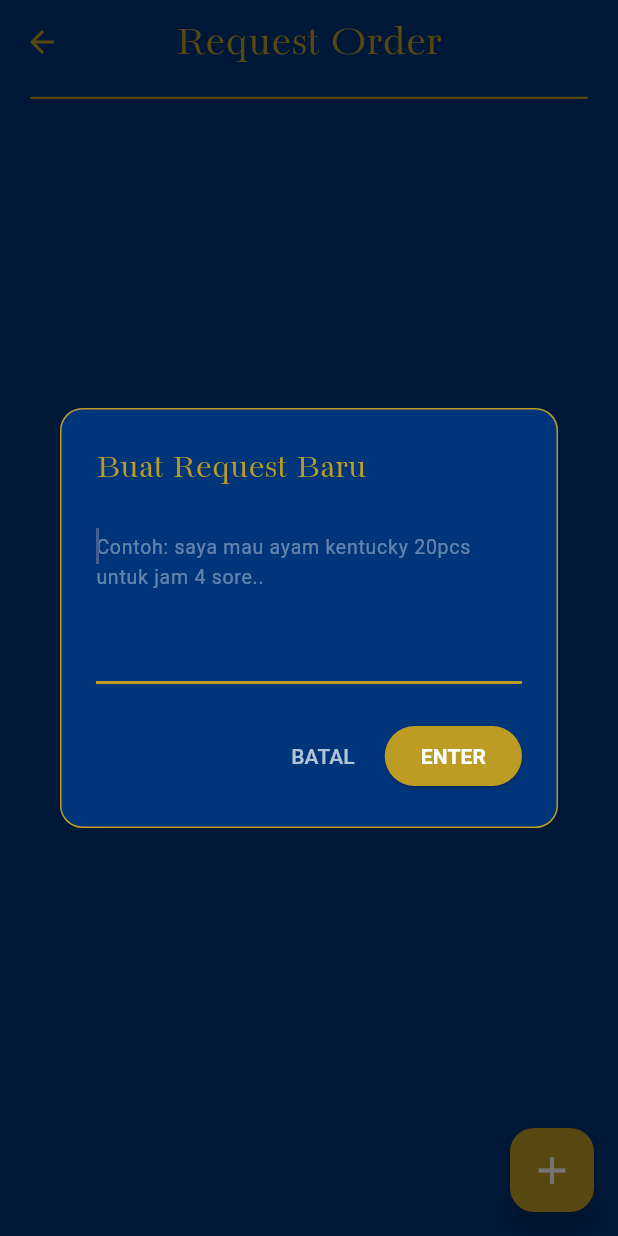
After one commit to Horararawr/alhaqkitchen, a Flutter app: the RequestOrder screen opened directly, after a tap on the "add" icon, on a phone screen of 412 x 824 dp. The commit adds this screen. Run offline on Flutter 3.47's test engine with Material 3 defaults, Android fonts, the phone set to English and light mode, and no system bars; our stand-ins replace image_picker, shared_preferences, sqflite; accounts and stored records are empty.

Commit message:
al haq connect v1.1

```diff
--- a/lib/database/sqflite.dart
+++ b/lib/database/sqflite.dart
@@ -13,7 +13,6 @@ class DBHelper {
 
   static Future<Database> _initDB() async {
     final dbPath = await getDatabasesPath();
-    // Pake nama baru biar skema 'pelanggan' otomatis ke-create
     return openDatabase(
       join(dbPath, 'alhaq_final_fix.db'),
       version: 1,
@@ -28,7 +27,7 @@ class DBHelper {
           )
         ''');
 
-        // Tabel Profile (Pakai 'nama' sesuai error di log lo)
+        // Tabel Profile
         await db.execute('''
           CREATE TABLE pelanggan (
             id INTEGER PRIMARY KEY AUTOINCREMENT,
@@ -53,15 +52,23 @@ class DBHelper {
             notes TEXT
           )
         ''');
+
+        // --- TAMBAHAN TABEL REQUEST ORDER ---
+        await db.execute('''
+          CREATE TABLE request_orders (
+            id INTEGER PRIMARY KEY AUTOINCREMENT,
+            content TEXT
+          )
+        ''');
       },
     );
   }
 
+  // --- FUNGSI AUTH & PROFILE ---
   static Future<bool> registerUser(UserModel user) async {
     final db = await DBHelper.database;
     try {
       await db.insert('user', user.toMap());
-      // Inisialisasi profile pelanggan pas daftar
       await db.insert('pelanggan', {
         'email': user.email,
         'nama': user.name ?? 'User Al-Haq',
@@ -94,31 +101,43 @@ class DBHelper {
 
   static Future<void> saveProfile(String email, String name, String foto, String noHp, String alamat) async {
     final db = await DBHelper.database;
-    // Fix argumen: pastiin semua kolom (email, nama, foto, noHp, alamat) terisi
     await db.insert(
       'pelanggan',
-      {
-        'email': email,
-        'nama': name,
-        'foto': foto,
-        'noHp': noHp,
-        'alamat': alamat
-      },
+      {'email': email, 'nama': name, 'foto': foto, 'noHp': noHp, 'alamat': alamat},
       conflictAlgorithm: ConflictAlgorithm.replace
     );
   }
 
+  // --- FUNGSI CART ---
   static Future<void> insertCartItem(Map<String, dynamic> item) async {
     final db = await DBHelper.database;
-    await db.insert(
-      'cart',
-      item,
-      conflictAlgorithm: ConflictAlgorithm.replace
-    );
+    await db.insert('cart', item, conflictAlgorithm: ConflictAlgorithm.replace);
   }
 
   static Future<List<Map<String, dynamic>>> getCartItems() async {
     final db = await DBHelper.database;
     return await db.query('cart', orderBy: 'id DESC');
   }
+
+  // --- FUNGSI GENERIC CRUD (Bisa dipake Request Order & Fitur lain) ---
+
+  static Future<int> insert(String table, Map<String, dynamic> data) async {
+    final db = await DBHelper.database;
+    return await db.insert(table, data);
+  }
+
+  static Future<List<Map<String, dynamic>>> getData(String table) async {
+    final db = await DBHelper.database;
+    return await db.query(table, orderBy: 'id DESC');
+  }
+
+  static Future<int> update(String table, int id, Map<String, dynamic> data) async {
+    final db = await DBHelper.database;
+    return await db.update(table, data, where: 'id = ?', whereArgs: [id]);
+  }
+
+  static Future<int> delete(String table, int id) async {
+    final db = await DBHelper.database;
+    return await db.delete(table, where: 'id = ?', whereArgs: [id]);
+  }
 }
--- /dev/null
+++ b/lib/views/menu/requestorder.dart
@@ -0,0 +1,189 @@
+import 'package:flutter/material.dart';
+import 'package:alhaqkitchen/database/sqflite.dart'; // Pastiin path ini bener
+
+class RequestOrder extends StatefulWidget {
+  const RequestOrder({super.key});
+
+  @override
+  State<RequestOrder> createState() => _RequestOrderState();
+}
+
+class _RequestOrderState extends State<RequestOrder> {
+  final TextEditingController _controller = TextEditingController();
+  List<Map<String, dynamic>> _requests = [];
+  bool _isLoading = true;
+
+  @override
+  void initState() {
+    super.initState();
+    _refreshData();
+  }
+
+  // READ: Ambil data dari database
+  void _refreshData() async {
+    setState(() => _isLoading = true);
+    try {
+      final data = await DBHelper.getData('request_orders');
+      setState(() {
+        _requests = data;
+        _isLoading = false;
+      });
+    } catch (e) {
+      print("Error Refresh Data: $e");
+      setState(() => _isLoading = false);
+    }
+  }
+
+  // CREATE & UPDATE: Tampilkan Dialog
+  void _showForm(int? id, String? currentText) {
+    if (id != null) {
+      _controller.text = currentText!;
+    } else {
+      _controller.clear();
+    }
+
+    showDialog(
+      context: context,
+      barrierDismissible: false,
+      builder: (context) => AlertDialog(
+        backgroundColor: const Color(0xFF00357A),
+        shape: RoundedRectangleBorder(
+            side: const BorderSide(color: Color(0xFFBC9C22)),
+            borderRadius: BorderRadius.circular(15)),
+        title: Text(id == null ? "Buat Request Baru" : "Edit Request",
+            style: const TextStyle(
+                color: Color(0xFFBC9C22), fontFamily: 'BacasimeAntique')),
+        content: TextField(
+          controller: _controller,
+          maxLines: 4,
+          autofocus: true, // Biar langsung ngetik
+          style: const TextStyle(color: Colors.white),
+          decoration: const InputDecoration(
+            hintText: "Contoh: saya mau ayam kentucky 20pcs untuk jam 4 sore..",
+            hintStyle: TextStyle(color: Colors.white38, fontSize: 13),
+            enabledBorder: UnderlineInputBorder(
+                borderSide: BorderSide(color: Color(0xFFBC9C22))),
+            focusedBorder: UnderlineInputBorder(
+                borderSide: BorderSide(color: Color(0xFFBC9C22), width: 2)),
+          ),
+        ),
+        actions: [
+          TextButton(
+            onPressed: () {
+              _controller.clear();
+              Navigator.pop(context);
+            },
+            child: const Text("BATAL", style: TextStyle(color: Colors.white70)),
+          ),
+          ElevatedButton(
+            style: ElevatedButton.styleFrom(
+                backgroundColor: const Color(0xFFBC9C22)),
+            onPressed: () async {
+              final input = _controller.text.trim();
+              if (input.isNotEmpty) {
+                try {
+                  if (id == null) {
+                    // Simpan Data Baru
+                    await DBHelper.insert('request_orders', {'content': input});
+                  } else {
+                    // Update Data Lama
+                    await DBHelper.update('request_orders', id, {'content': input});
+                  }
+                  _controller.clear();
+                  Navigator.pop(context); // Tutup Dialog
+                  _refreshData(); // Refresh list di halaman utama
+                } catch (e) {
+                  print("Gagal Simpan ke DB: $e");
+                }
+              }
+            },
+            child: const Text("ENTER",
+                style: TextStyle(
+                    color: Colors.white, fontWeight: FontWeight.bold)),
+          ),
+        ],
+      ),
+    );
+  }
+
+  // DELETE
+  void _deleteRequest(int id) async {
+    await DBHelper.delete('request_orders', id);
+    _refreshData();
+  }
+
+  @override
+  Widget build(BuildContext context) {
+    return Scaffold(
+      backgroundColor: const Color(0xFF00357A),
+      appBar: AppBar(
+        backgroundColor: Colors.transparent,
+        elevation: 0,
+        centerTitle: true,
+        iconTheme: const IconThemeData(color: Color(0xFFBC9C22)),
+        title: const Text(
+          "Request Order",
+          style: TextStyle(
+            fontFamily: 'BacasimeAntique',
+            color: Color(0xFFBC9C22),
+            fontSize: 30,
+          ),
+        ),
+        bottom: PreferredSize(
+          preferredSize: const Size.fromHeight(10),
+          child: Padding(
+            padding: const EdgeInsets.symmetric(horizontal: 20),
+            child: Container(
+              height: 1.5,
+              decoration: BoxDecoration(
+                color: const Color(0xFFBC9C22),
+                borderRadius: BorderRadius.circular(10),
+              ),
+            ),
+          ),
+        ),
+      ),
+      body: _isLoading
+          ? const Center(child: CircularProgressIndicator(color: Color(0xFFBC9C22)))
+          : _requests.isEmpty
+              ? const Center(
+                  child: Text("Belum ada request...",
+                      style: TextStyle(color: Colors.white54)))
+              : ListView.builder(
+                  padding: const EdgeInsets.all(20),
+                  itemCount: _requests.length,
+                  itemBuilder: (context, index) {
+                    final item = _requests[index];
+                    return Card(
+                      color: Colors.white.withOpacity(0.05),
+                      shape: RoundedRectangleBorder(
+                          borderRadius: BorderRadius.circular(12),
+                          side: const BorderSide(
+                              color: Color(0xFFBC9C22), width: 0.5)),
+                      margin: const EdgeInsets.only(bottom: 15),
+                      child: ListTile(
+                        title: Text(item['content'] ?? '',
+                            style: const TextStyle(color: Colors.white, fontSize: 16)),
+                        trailing: Row(
+                          mainAxisSize: MainAxisSize.min,
+                          children: [
+                            IconButton(
+                                icon: const Icon(Icons.edit, color: Colors.blueAccent),
+                                onPressed: () => _showForm(item['id'], item['content'])),
+                            IconButton(
+                                icon: const Icon(Icons.delete, color: Colors.redAccent),
+                                onPressed: () => _deleteRequest(item['id'])),
+                          ],
+                        ),
+                      ),
+                    );
+                  },
+                ),
+      floatingActionButton: FloatingActionButton(
+        backgroundColor: const Color(0xFFBC9C22),
+        onPressed: () => _showForm(null, null),
+        child: const Icon(Icons.add, color: Colors.white, size: 30),
+      ),
+    );
+  }
+}
```
Also changed, not shown: lib/views/menu/menuhaq.dart (+18 -26 lines).
